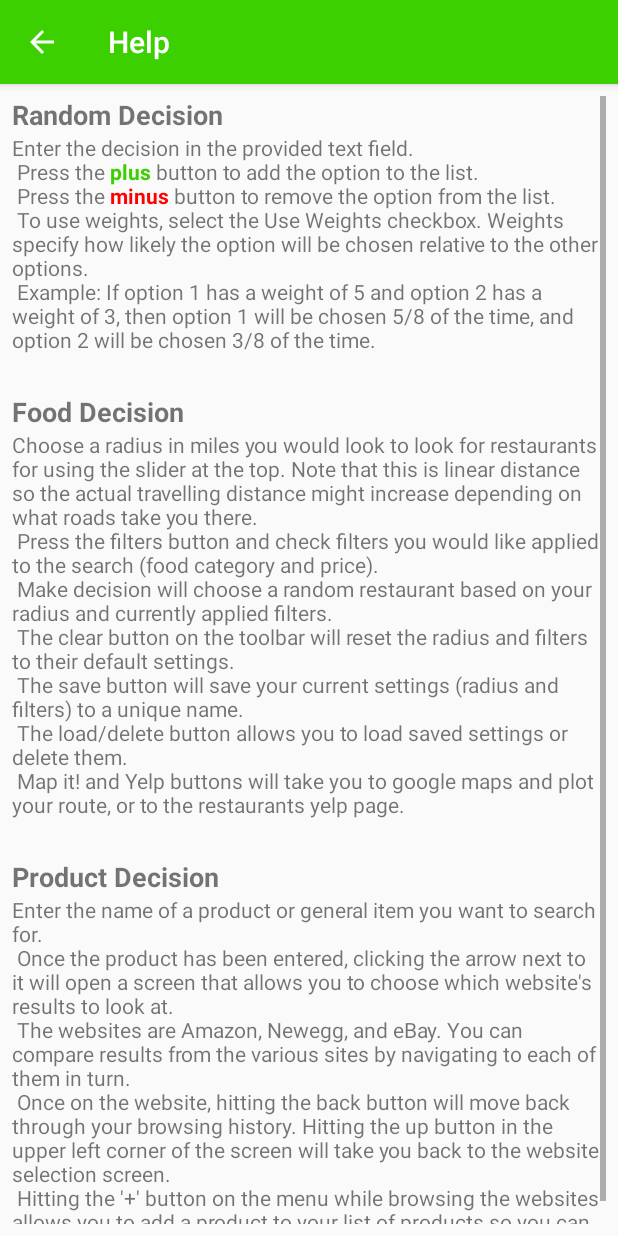
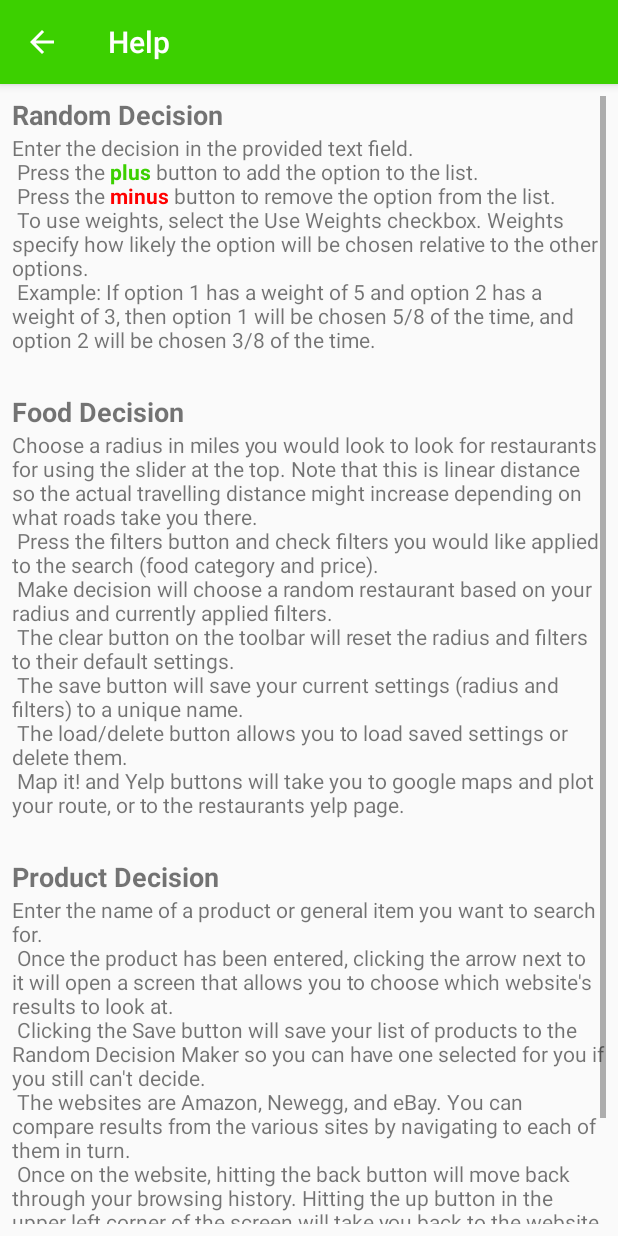
Before and after one commit to dkern27/Snappy-Decisions, an Android app: the HelpActivity screen opened directly, with no data from a screen before it, on a phone screen of 412 x 824 dp. Run offline under Robolectric (Android 15) with nearby library versions, the phone set to English and light mode, and no system bars.

Commit message:
Updated help description for product screen

```diff
--- a/app/src/main/res/values/strings.xml
+++ b/app/src/main/res/values/strings.xml
@@ -57,9 +57,10 @@
 	<string name="help_product_text">
 		Enter the name of a product or general item you want to search for.\n
 		Once the product has been entered, clicking the arrow next to it will open a screen that allows you to choose which website\'s results to look at.\n
+		Clicking the Save button will save your list of products to the Random Decision Maker so you can have one selected for you if you still can\'t decide.\n
 		The websites are Amazon, Newegg, and eBay. You can compare results from the various sites by navigating to each of them in turn.\n
 		Once on the website, hitting the back button will move back through your browsing history. Hitting the up button in the upper left corner of the screen will take you back to the website selection screen.\n
-		Hitting the \'+\' button on the menu while browsing the websites allows you to add a product to your list of products so you can narrow down your search as you go.
+		Hitting the \'+\' button on the menu while browsing the websites allows you to add a product to your list of products so you can narrow down your search as you go.\n
 	</string>
 	<string name="add_product">Add Product</string>
 	<string name="help_food_text">
```
